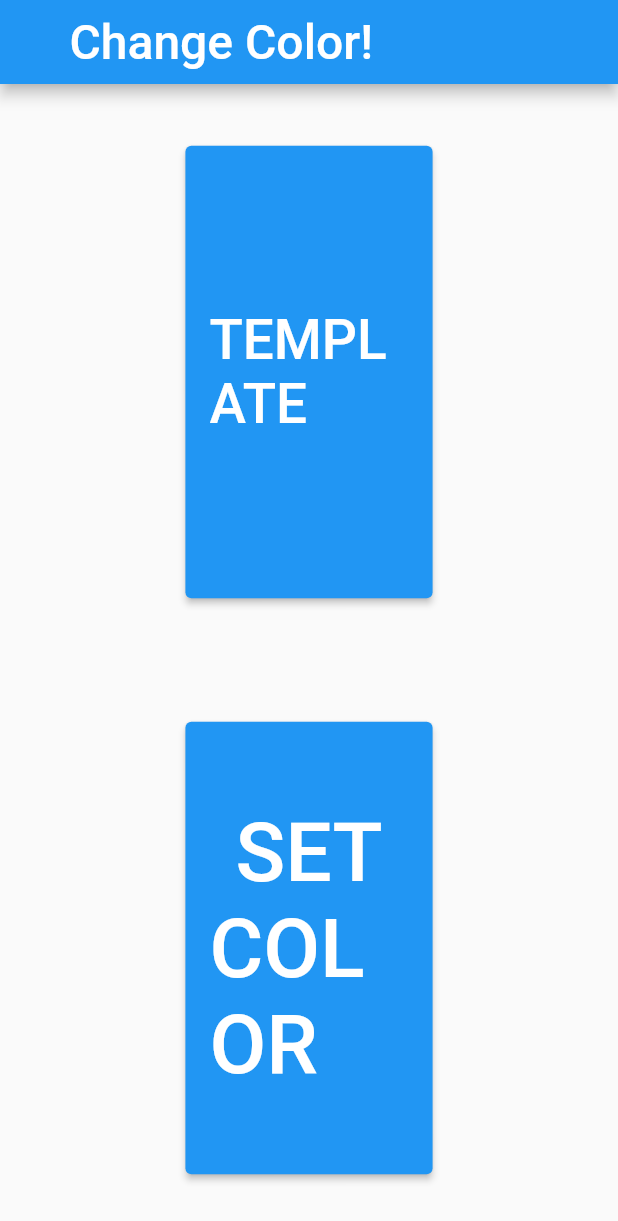
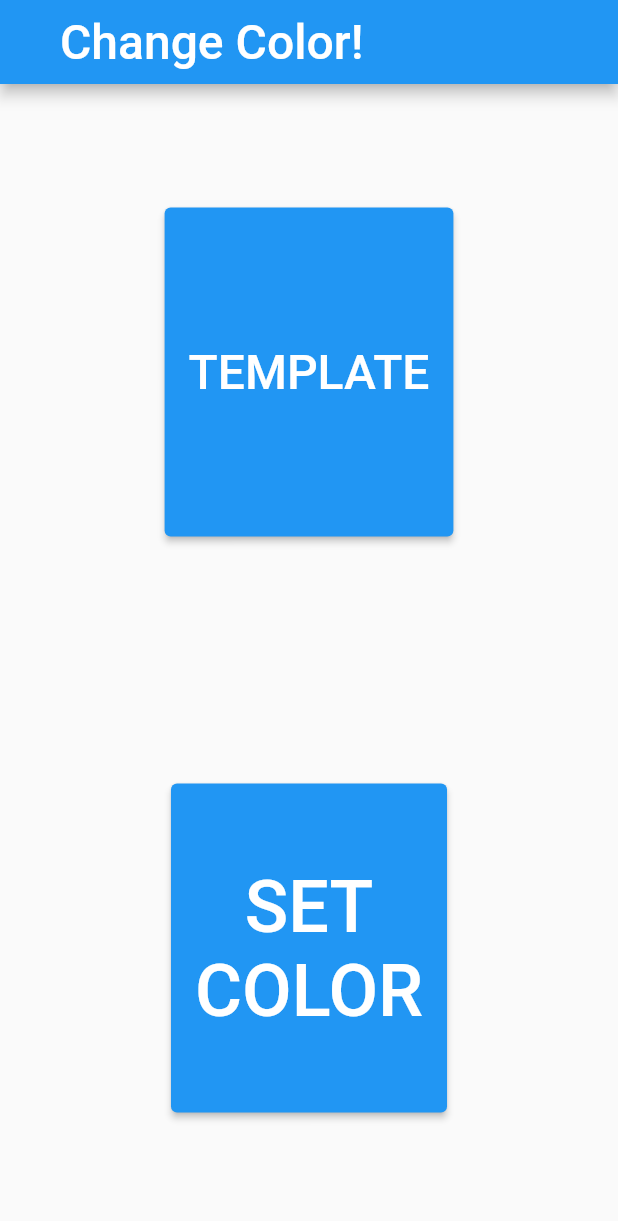
Before and after one commit to Numgluo/change_color, a Flutter app: the screen it shows after launch, on a phone screen of 412 x 824 dp. Shown: the top 1221 px of the screen. Run offline on Flutter 3.47's test engine with Material 2 defaults, Android fonts, the phone set to English and light mode, and no system bars; our stand-ins replace flutter_riverpod, flutter_screenutil.

Commit message:
2023/02/12 14:30:15

```diff
--- a/lib/main.dart
+++ b/lib/main.dart
@@ -5,11 +5,6 @@ import 'package:change_color/template_page.dart';
 import 'package:flutter_screenutil/flutter_screenutil.dart';
 import 'package:flutter/services.dart';
 import 'package:flutter_riverpod/flutter_riverpod.dart';
-
-//googleplayStoreに登録する。そして、広告を付ける。クリック型の広告が望ましいかな？アドネットワークに登録するらしい。
-//2022/12/04 ぎり公開までいけてない。プライバシーポリシーを設定する必要があるので、githubpagesでプライバシーポリシーを作成する。
-//すぐ下のSystemCromeは変えた方がいいいよ。たぶん
-//githubに専用のページを作る。
 
 void main() {
   WidgetsFlutterBinding.ensureInitialized();
@@ -29,7 +24,7 @@ class config extends StatelessWidget{
   @override
   Widget build(BuildContext context) {
     return ScreenUtilInit(
-      designSize: const Size(360,712),
+      designSize: Size(MediaQuery.of(context).size.width,MediaQuery.of(context).size.height),
       minTextAdapt:true,
       splitScreenMode:true,
       builder: (context, child) {
@@ -51,12 +46,11 @@ class StartPage extends StatelessWidget {
     final _width = MediaQuery.of(context).size.width;
     final _height = MediaQuery.of(context).size.height;
 
-
     return Scaffold(
       appBar: AppBar(
-        title:const Text("Change Color!",
+        title:Text("Change Color!",
           style: TextStyle(
-            fontSize: 32,
+            fontSize: 32.sp,
           ),
         ),
         titleSpacing: ScreenUtil().setHeight(40),
@@ -69,10 +63,8 @@ class StartPage extends StatelessWidget {
               children: <Widget>[
                 Expanded(
                   child:Padding(
-                    padding: EdgeInsets.symmetric(vertical: _height * 0.05,horizontal: _height * 0.05),
+                    padding: EdgeInsets.symmetric(vertical: _height * 0.1, horizontal: _height * 0.1),
                     child:SizedBox(
-                      height: _height * 0.1,
-                      width:  _width * 0.4,
                       child:ElevatedButton(          //Display画面に遷移
                         child: Text('TEMPLATE',
                           style: TextStyle(
@@ -92,12 +84,10 @@ class StartPage extends StatelessWidget {
                     ),
                   ),
                 ),
-                Expanded(
+               Expanded(
                   child:Padding(
-                    padding: EdgeInsets.symmetric(vertical: _height * 0.05,horizontal: _height * 0.05),
+                    padding: EdgeInsets.symmetric(vertical: _height * 0.1,horizontal: _width * 0.1),
                     child:SizedBox(
-                      height: _height * 0.1,
-                      width: _width * 0.4,
                       child:ElevatedButton(
                         child: Column(
                           mainAxisAlignment:MainAxisAlignment.center,
--- a/lib/self_change_color_text.dart
+++ b/lib/self_change_color_text.dart
@@ -22,7 +22,7 @@ final currentOpacityValue = StateProvider((ref){
 class SelfonText extends ConsumerWidget{
 
   final snackBarInt = const SnackBar(
-    content: Text('the range is [0 <= x <= 255], please review your input. Example 123'),
+    content: Text('the range is [0 <= x <= 255], please review your inputs. Example 123'),
   );
 
   final snackBarDouble = const SnackBar(
@@ -240,7 +240,7 @@ class SelfonText extends ConsumerWidget{
     return true;
   }
 
-  //opacityが数値であるか どうかを判定する。
+  //opacityがnullであるか どうかを判定する。
   bool boolNullDouble(String y){
     if(double.tryParse(y) == null){
       return false;
```
Also changed, not shown: 1 other file.
